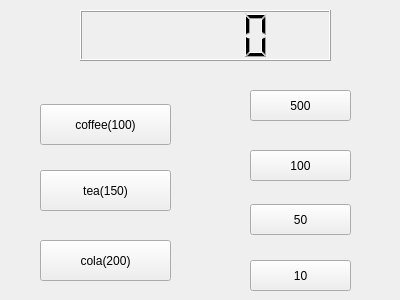
This is widget.ui in jungvely97/vending_machine as Qt 5 draws it before an edit. The edited form follows.
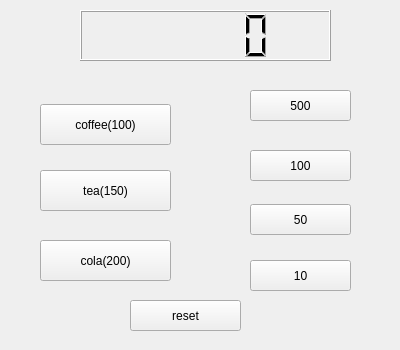
This is the edited form.

The edit to the form file:
```diff
--- a/widget.ui
+++ b/widget.ui
@@ -7,7 +7,7 @@
     <x>0</x>
     <y>0</y>
     <width>400</width>
-    <height>300</height>
+    <height>350</height>
    </rect>
   </property>
   <property name="windowTitle">
@@ -114,6 +114,19 @@
     <string>10</string>
    </property>
   </widget>
+  <widget class="QPushButton" name="pbReset">
+   <property name="geometry">
+    <rect>
+     <x>130</x>
+     <y>300</y>
+     <width>111</width>
+     <height>31</height>
+    </rect>
+   </property>
+   <property name="text">
+    <string>reset</string>
+   </property>
+  </widget>
  </widget>
  <layoutdefault spacing="6" margin="11"/>
  <resources/>
```
